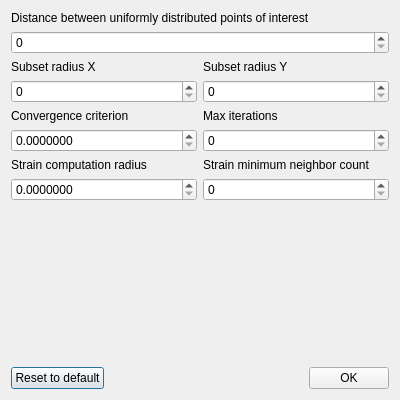
The window that src/window/solverconfig/solverconfigwindow.ui (newbthenewbd/GUIC) describes before a commit, drawn with Qt 5.
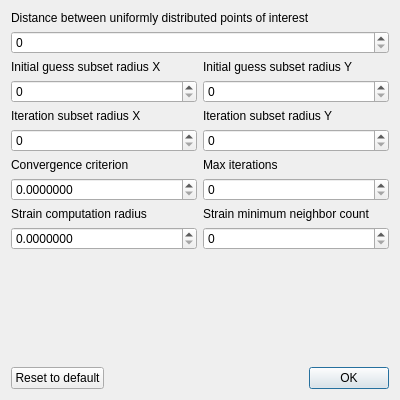
The same window after the commit.

Commit message: Split initial and iteration radii

```diff
--- a/src/window/solverconfig/solverconfigwindow.ui
+++ b/src/window/solverconfig/solverconfigwindow.ui
@@ -40,6 +40,26 @@
       <layout class="QHBoxLayout" name="horizontalLayout_2">
        <item>
         <layout class="QVBoxLayout" name="verticalLayout_3">
+         <item>
+          <widget class="QLabel" name="label_8">
+           <property name="sizePolicy">
+            <sizepolicy hsizetype="Preferred" vsizetype="Maximum">
+             <horstretch>0</horstretch>
+             <verstretch>0</verstretch>
+            </sizepolicy>
+           </property>
+           <property name="text">
+            <string>Initial guess subset radius X</string>
+           </property>
+          </widget>
+         </item>
+         <item>
+          <widget class="QSpinBox" name="initSubsetRadiusX">
+           <property name="maximum">
+            <number>1000</number>
+           </property>
+          </widget>
+         </item>
          <item>
           <widget class="QLabel" name="label">
            <property name="sizePolicy">
@@ -49,7 +69,7 @@
             </sizepolicy>
            </property>
            <property name="text">
-            <string>Subset radius X</string>
+            <string>Iteration subset radius X</string>
            </property>
           </widget>
          </item>
@@ -113,6 +133,26 @@
        </item>
        <item>
         <layout class="QVBoxLayout" name="verticalLayout">
+         <item>
+          <widget class="QLabel" name="label_9">
+           <property name="sizePolicy">
+            <sizepolicy hsizetype="Preferred" vsizetype="Maximum">
+             <horstretch>0</horstretch>
+             <verstretch>0</verstretch>
+            </sizepolicy>
+           </property>
+           <property name="text">
+            <string>Initial guess subset radius Y</string>
+           </property>
+          </widget>
+         </item>
+         <item>
+          <widget class="QSpinBox" name="initSubsetRadiusY">
+           <property name="maximum">
+            <number>1000</number>
+           </property>
+          </widget>
+         </item>
          <item>
           <widget class="QLabel" name="label_2">
            <property name="sizePolicy">
@@ -122,7 +162,7 @@
             </sizepolicy>
            </property>
            <property name="text">
-            <string>Subset radius Y</string>
+            <string>Iteration subset radius Y</string>
            </property>
           </widget>
          </item>
@@ -199,6 +239,9 @@
        <property name="text">
         <string>Reset to default</string>
        </property>
+       <property name="autoDefault">
+        <bool>false</bool>
+       </property>
       </widget>
      </item>
      <item>
@@ -219,6 +262,12 @@
        <property name="text">
         <string>OK</string>
        </property>
+       <property name="autoDefault">
+        <bool>false</bool>
+       </property>
+       <property name="default">
+        <bool>true</bool>
+       </property>
       </widget>
      </item>
     </layout>
```
Left out of the diff: 4 changed lines with no effect on the pictures. The commit also changes 4 other files.
